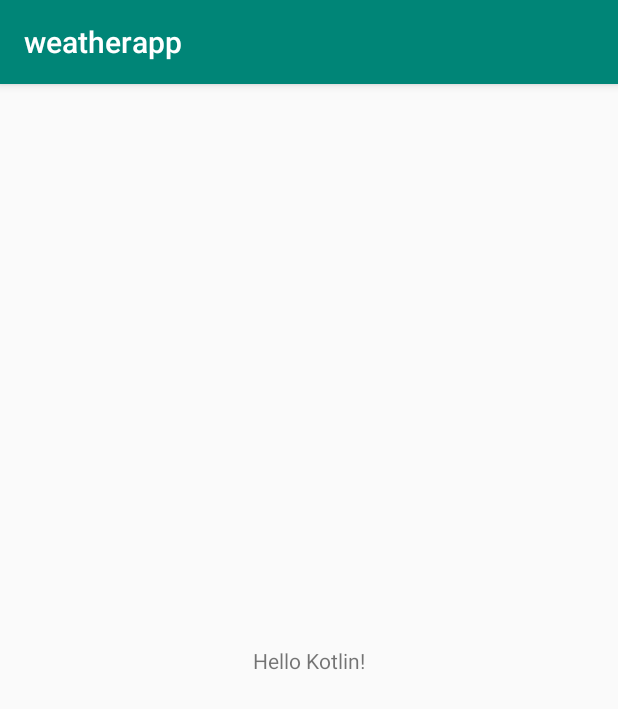
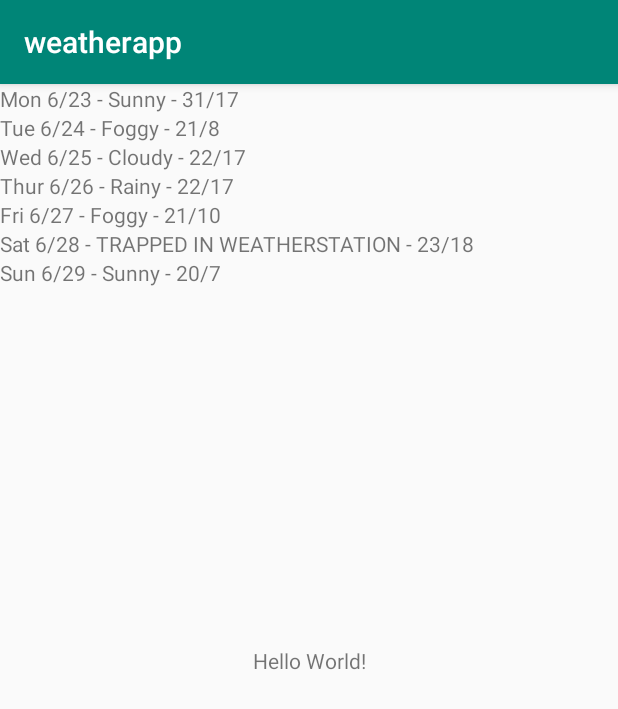
Before and after one commit to RishikeshRamjith/KotlingAndroidWeatherapp, an Android app: the screen it shows after launch (MainActivity), on a phone screen of 412 x 824 dp. Shown: the top 709 px of the screen. Run offline under Robolectric (Android 15) with nearby library versions, the phone set to English and light mode, and no system bars; 1 statement that could not run was skipped.

```diff
--- a/app/src/main/AndroidManifest.xml
+++ b/app/src/main/AndroidManifest.xml
@@ -17,5 +17,5 @@
             </intent-filter>
         </activity>
     </application>
-
+    <uses-permission android:name="android.permission.INTERNET" />
 </manifest>
--- /dev/null
+++ b/app/src/main/java/com/example/weatherapp/ForecastListAdapter.kt
@@ -0,0 +1,20 @@
+package com.example.weatherapp
+
+import android.support.v7.widget.RecyclerView
+import android.view.ViewGroup
+import android.widget.TextView
+
+class ForecastListAdapter(val items: List<String>) :
+        RecyclerView.Adapter<ForecastListAdapter.ViewHolder>(){
+
+    override fun onCreateViewHolder(parent: ViewGroup, viewType: Int): ViewHolder {
+        return ViewHolder(TextView(parent.context))
+    }
+
+    override fun onBindViewHolder(holder: ViewHolder, position: Int){
+        holder.textView.text = items[position]
+    }
+    override fun getItemCount(): Int = items.size
+
+    class ViewHolder(val textView: TextView) : RecyclerView.ViewHolder(textView)
+}
--- a/app/src/main/java/com/example/weatherapp/MainActivity.kt
+++ b/app/src/main/java/com/example/weatherapp/MainActivity.kt
@@ -2,13 +2,41 @@ package com.example.weatherapp
 
 import android.support.v7.app.AppCompatActivity
 import android.os.Bundle
+import android.support.v7.widget.LinearLayoutManager
+import android.support.v7.widget.RecyclerView
 import kotlinx.android.synthetic.main.activity_main.*
+import org.jetbrains.anko.find
+import org.jetbrains.anko.longToast
+import org.jetbrains.anko.doAsync
+import org.jetbrains.anko.uiThread
 
 class MainActivity : AppCompatActivity() {
 
+    private val items = listOf(
+        "Mon 6/23 - Sunny - 31/17",
+        "Tue 6/24 - Foggy - 21/8",
+        "Wed 6/25 - Cloudy - 22/17",
+        "Thur 6/26 - Rainy - 22/17",
+        "Fri 6/27 - Foggy - 21/10",
+        "Sat 6/28 - TRAPPED IN WEATHERSTATION - 23/18",
+        "Sun 6/29 - Sunny - 20/7"
+    )
     override fun onCreate(savedInstanceState: Bundle?) {
         super.onCreate(savedInstanceState)
         setContentView(R.layout.activity_main)
-        message.text = "Hello Kotlin!"
+
+        val forecastList: RecyclerView = find(R.id.forecast_list)
+        forecastList.layoutManager = LinearLayoutManager(this)
+        forecastList.adapter = ForecastListAdapter(items)
+
+        val url = "http://api.openweathermap.org/data/2.5/forecast/daily?" +
+                "APPID=15646a06818f61f7b8d7823ca833e1ce&zip=94043&mode=json&units=metric&cnt=7"
+
+        doAsync{
+            Request(url).run()
+            uiThread {longToast("Request performed")}
+        }
     }
+
+
 }
--- /dev/null
+++ b/app/src/main/java/com/example/weatherapp/Request.kt
@@ -0,0 +1,12 @@
+package com.example.weatherapp
+
+import android.util.Log
+import java.net.URL
+
+class Request(private val url: String){
+
+    fun run(){
+        val forecastJsonStr = URL(url).readText()
+        Log.d(javaClass.simpleName, forecastJsonStr)
+    }
+}
--- a/app/src/main/res/layout/activity_main.xml
+++ b/app/src/main/res/layout/activity_main.xml
@@ -17,4 +17,12 @@
             app:layout_constraintRight_toRightOf="parent"
             app:layout_constraintTop_toTopOf="parent"/>
 
+    <FrameLayout xmlns:android="http://schemas.android.com/apk/res/android"
+            android:layout_width="match_parent"
+            android:layout_height="match_parent">
+        <android.support.v7.widget.RecyclerView
+            android:id="@+id/forecast_list"
+            android:layout_width="match_parent"
+            android:layout_height="match_parent"/>
+    </FrameLayout>
 </android.support.constraint.ConstraintLayout>
```
